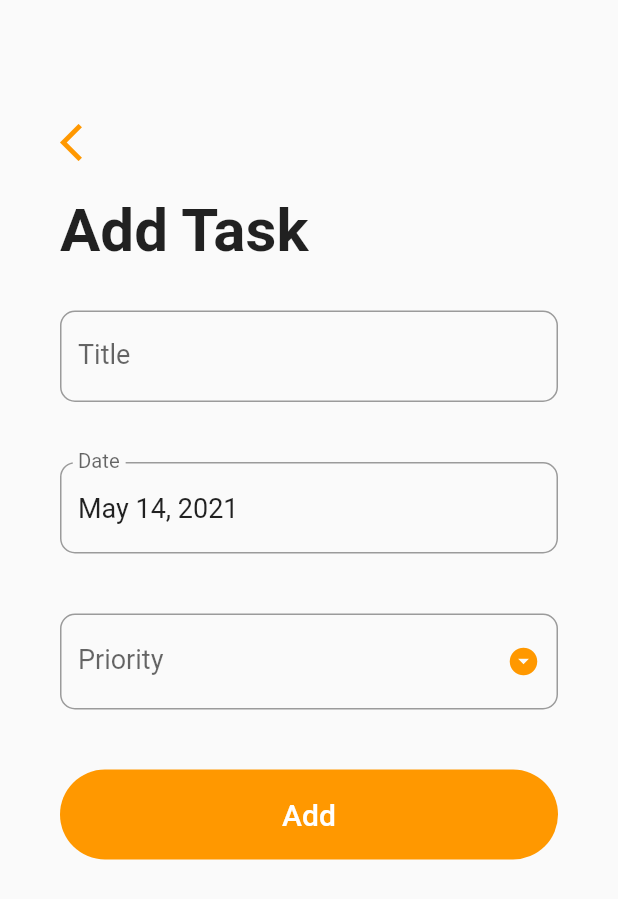
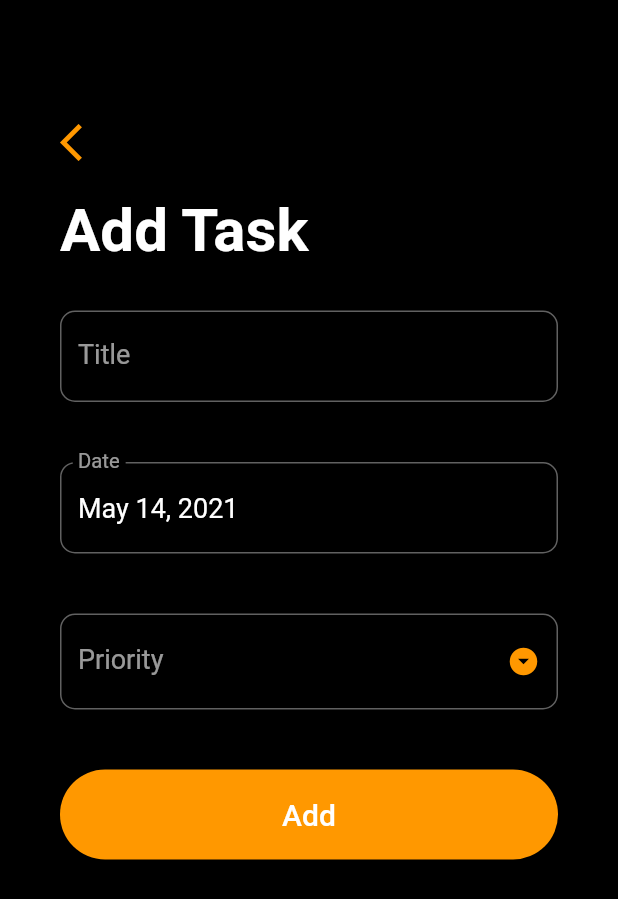
Before and after one commit to Yashtandon98/Minido, a Flutter app: the screen it shows after launch, after a tap on the "add" icon, on a phone screen of 412 x 824 dp. Shown: the top 899 px of the screen. Run offline on Flutter 3.47's test engine with Material 2 defaults, Android fonts, the phone set to English and light mode, and no system bars; our stand-ins replace google_mobile_ads, shared_preferences, sqflite; accounts and stored records are empty; network calls fail.

Commit message:
Fixed bug where the app theme would not persist. Some color improvements to dark mode. Also added AdHelper file to fetch ads.

```diff
--- /dev/null
+++ b/lib/helpers/AdHelper.dart
@@ -0,0 +1,23 @@
+import 'dart:io';
+
+class AdHelper {
+  static String get bannerAdUnitId {
+    if (Platform.isAndroid) {
+      return "ca-app-pub-6184369036823290/6615182459";
+    } else if (Platform.isIOS) {
+      return "";
+    } else {
+      throw new UnsupportedError("Unsupported platform");
+    }
+  }
+
+  static String get interstitialAdUnitId {
+    if (Platform.isAndroid) {
+      return "ca-app-pub-6184369036823290/2675937446";
+    } else if (Platform.isIOS) {
+      return "";
+    } else {
+      throw new UnsupportedError("Unsupported platform");
+    }
+  }
+}
--- a/lib/helpers/ThemeHelper.dart
+++ b/lib/helpers/ThemeHelper.dart
@@ -1,11 +1,39 @@
 import 'package:flutter/material.dart';
+import 'package:shared_preferences/shared_preferences.dart';
 
-class AppStateNotifier extends ChangeNotifier{
+class ThemeNotifier extends ChangeNotifier{
 
-  bool isDarkMode = false;
+  final String key = "theme";
+  bool _isDarkMode;
+  SharedPreferences prefs;
 
-  void updateTheme(bool isDarkMode) {
-    this.isDarkMode = isDarkMode;
+  bool get darktheme => _isDarkMode;
+
+  ThemeNotifier() {
+    _isDarkMode = true;
+    _loadFromprefs();
+  }
+
+  toggleTheme() {
+    _isDarkMode = !_isDarkMode;
+    _saveToPrefs();
     notifyListeners();
   }
+
+  _initPrefs() async{
+    if(prefs == null){
+      prefs = await SharedPreferences.getInstance();
+    }
+  }
+
+  _loadFromprefs() async{
+    await _initPrefs();
+    _isDarkMode = prefs.getBool(key) ?? true;
+    notifyListeners();
+  }
+
+  _saveToPrefs() async{
+    await _initPrefs();
+    prefs.setBool(key, _isDarkMode);
+  }
 }
--- a/lib/main.dart
+++ b/lib/main.dart
@@ -3,12 +3,17 @@ import 'package:provider/provider.dart';
 import 'package:flutter/material.dart';
 import 'package:Minido/screens/splash.dart';
 import 'package:Minido/helpers/ThemeHelper.dart';
+import 'package:google_mobile_ads/google_mobile_ads.dart';
 
 void main() {
+
+  WidgetsFlutterBinding.ensureInitialized();
+  MobileAds.instance.initialize();
+
   runApp(
     // ignore: missing_required_param
-    ChangeNotifierProvider<AppStateNotifier>(
-     create: (context) => AppStateNotifier(),
+    ChangeNotifierProvider<ThemeNotifier>(
+     create: (context) => ThemeNotifier(),
       child: MyApp(),
     )
   );
@@ -21,24 +26,26 @@ class MyApp extends StatelessWidget {
 
   @override
   Widget build(BuildContext context) {
-    return Consumer<AppStateNotifier>(
-    builder: (context, appState, child) {
+    return Consumer<ThemeNotifier>(
+    builder: (context, ThemeNotifier notifier, child) {
       return MaterialApp(
         title: 'Mini-Do',
         debugShowCheckedModeBanner: false,
         theme: ThemeData(
           brightness: Brightness.light,
+          backgroundColor: Colors.white,
           primarySwatch: Colors.orange,
           visualDensity: VisualDensity.adaptivePlatformDensity,
         ),
         darkTheme: ThemeData(
           brightness: Brightness.dark,
+          backgroundColor: Colors.black,
           primaryColor: Colors.orange,
           primarySwatch: Colors.orange,
           visualDensity: VisualDensity.adaptivePlatformDensity,
         ),
         home: splash(),
-        themeMode: appState.isDarkMode ? ThemeMode.dark : ThemeMode.light,
+        themeMode: notifier.darktheme ? ThemeMode.dark : ThemeMode.light,
       );
     }
     );
--- a/lib/screens/AddTaskScreen.dart
+++ b/lib/screens/AddTaskScreen.dart
@@ -2,6 +2,8 @@ import 'package:flutter/material.dart';
 import 'package:intl/intl.dart';
 import 'package:Minido/helpers/DatabaseHelper.dart';
 import 'package:Minido/models/TaskModel.dart';
+import 'package:google_mobile_ads/google_mobile_ads.dart';
+import 'package:Minido/helpers/AdHelper.dart';
 
 class AddTaskScreen extends StatefulWidget {
 
@@ -15,6 +17,8 @@ class AddTaskScreen extends StatefulWidget {
 }
 
 class _AddTaskScreenState extends State<AddTaskScreen> {
+
+  InterstitialAd _iad;
 
   final _formKey = GlobalKey<FormState>();
   String _title = '';
@@ -34,11 +38,28 @@ class _AddTaskScreenState extends State<AddTaskScreen> {
       _priority = widget.task.priority;
     }
     _dateController.text = _dateFormatter.format(_date);
+
+
+    _iad = InterstitialAd(
+      adUnitId: AdHelper.interstitialAdUnitId,
+      request: AdRequest(),
+      listener: AdListener(
+        onAdClosed: (ad) {
+          print("Closed Ad");
+        },
+        onAdOpened: (ad) {
+          print("Opened Ad");
+        },
+      ),
+    );
+
+    _iad.load();
   }
 
   @override
   void dispose(){
     _dateController.dispose();
+    _iad?.dispose();
     super.dispose();
   }
 
@@ -85,6 +106,7 @@ class _AddTaskScreenState extends State<AddTaskScreen> {
   @override
   Widget build(BuildContext context) {
     return Scaffold(
+      backgroundColor: Theme.of(context).backgroundColor,
       body: GestureDetector(
         onTap: () => FocusScope.of(context).unfocus(),
         child: SingleChildScrollView(
@@ -191,7 +213,10 @@ class _AddTaskScreenState extends State<AddTaskScreen> {
                             style: TextStyle(color: Colors.white, fontSize: 20.0,
                             ),
                           ),
-                          onPressed: _submit,
+                          onPressed: () {
+                            _iad.show();
+                            _submit();
+                          },
                         ),
                       ),
                       widget.task != null ? Container(
--- a/lib/screens/MiniDoScreen.dart
+++ b/lib/screens/MiniDoScreen.dart
@@ -5,6 +5,8 @@ import 'package:Minido/models/TaskModel.dart';
 import 'package:Minido/screens/AddTaskScreen.dart';
 import 'package:provider/provider.dart';
 import 'package:Minido/helpers/ThemeHelper.dart';
+import 'package:google_mobile_ads/google_mobile_ads.dart';
+import 'package:Minido/helpers/AdHelper.dart';
 
 class MiniDoScreen extends StatefulWidget {
   @override
@@ -13,16 +15,75 @@ class MiniDoScreen extends StatefulWidget {
 
 class _MiniDoScreenState extends State<MiniDoScreen> {
 
+  BannerAd _bad;
+  InterstitialAd _iad;
+  bool isLoaded;
+
+  @override void initState() {
+    super.initState();
+    _updateTaskList();
+
+    _bad = BannerAd(
+      adUnitId: AdHelper.bannerAdUnitId,
+      request: AdRequest(),
+      size: AdSize.banner,
+      listener: AdListener(
+        onAdLoaded: (_) {
+          setState(() {
+            isLoaded = true;
+          });
+        },
+        onAdFailedToLoad: (_, error) {
+          print('Ad failed to load with Error: $error');
+        }
+      ),
+    );
+
+    _bad.load();
+
+
+    _iad = InterstitialAd(
+      adUnitId: AdHelper.interstitialAdUnitId,
+      request: AdRequest(),
+      listener: AdListener(
+        onAdClosed: (ad) {
+          print("Closed Ad");
+        },
+        onAdOpened: (ad) {
+          print("Opened Ad");
+        },
+      ),
+    );
+
+    _iad.load();
+  }
+
+  @override
+  void dispose() {
+    _bad?.dispose();
+    _iad?.dispose();
+    super.dispose();
+  }
+
+  Widget checkForAd() {
+    if (isLoaded == true) {
+      return Container(
+        child: AdWidget(
+          ad: _bad,
+        ),
+        width: _bad.size.width.toDouble(),
+        height: _bad.size.height.toDouble(),
+        alignment: Alignment.center,
+      );
+    } else {
+      return CircularProgressIndicator();
+    }
+  }
+
   Color pri;
 
   Future<List<Task>> _taskList;
   final DateFormat _dateFormatter = DateFormat('MMM dd, yyyy');
-
-  @override
-  void initState(){
-    super.initState();
-    _updateTaskList();
-  }
 
   _updateTaskList(){
     setState(() {
@@ -85,6 +146,7 @@ class _MiniDoScreenState extends State<MiniDoScreen> {
   @override
   Widget build(BuildContext context) {
     return Scaffold(
+      backgroundColor: Theme.of(context).backgroundColor,
       floatingActionButton: FloatingActionButton(
         backgroundColor: Theme.of(context).primaryColor,
         child: Icon(Icons.add),
@@ -128,11 +190,14 @@ class _MiniDoScreenState extends State<MiniDoScreen> {
                         fontWeight: FontWeight.bold,
                       ),),
                         Spacer(),
-                        Switch(
-                          value: Provider.of<AppStateNotifier>(context, listen: false).isDarkMode,
-                          onChanged: (boolVal) {
-                            Provider.of<AppStateNotifier>(context, listen: false).updateTheme(boolVal);
-                          },
+                        Consumer<ThemeNotifier>(
+                          builder: (context, notifier, child) =>
+                           Switch(
+                            value: notifier.darktheme,
+                            onChanged: (boolVal) {
+                              notifier.toggleTheme();
+                            },
+                          ),
                         )
                       ]
                     ),
@@ -147,6 +212,7 @@ class _MiniDoScreenState extends State<MiniDoScreen> {
                 ),
               );
             }
+
             return _buildTask(snapshot.data[index-1]);
           }
         );
--- a/lib/screens/splash.dart
+++ b/lib/screens/splash.dart
@@ -31,7 +31,7 @@ class _splashState extends State<splash> {
   @override
   Widget build(BuildContext context) {
     return Scaffold(
-      //backgroundColor: Colors.white,
+      backgroundColor: Theme.of(context).backgroundColor,
       body: Center(
         child: Container(
           width: MediaQuery.of(context).size.width/4.5,
--- a/pubspec.yaml
+++ b/pubspec.yaml
@@ -30,9 +30,11 @@ dependencies:
   cupertino_icons: ^0.1.3
   intl: ^0.16.1
   sqflite: ^1.3.2+1
-  path_provider: ^1.6.22
+  path_provider: ^2.0.1
   flutter_launcher_icons: ^0.8.1
   provider: ^5.0.0
+  google_mobile_ads: ^0.12.1
+  shared_preferences: ^2.0.5
 
 dev_dependencies:
   flutter_test:
```
Also changed, not shown: pubspec.lock, 2 other files.
